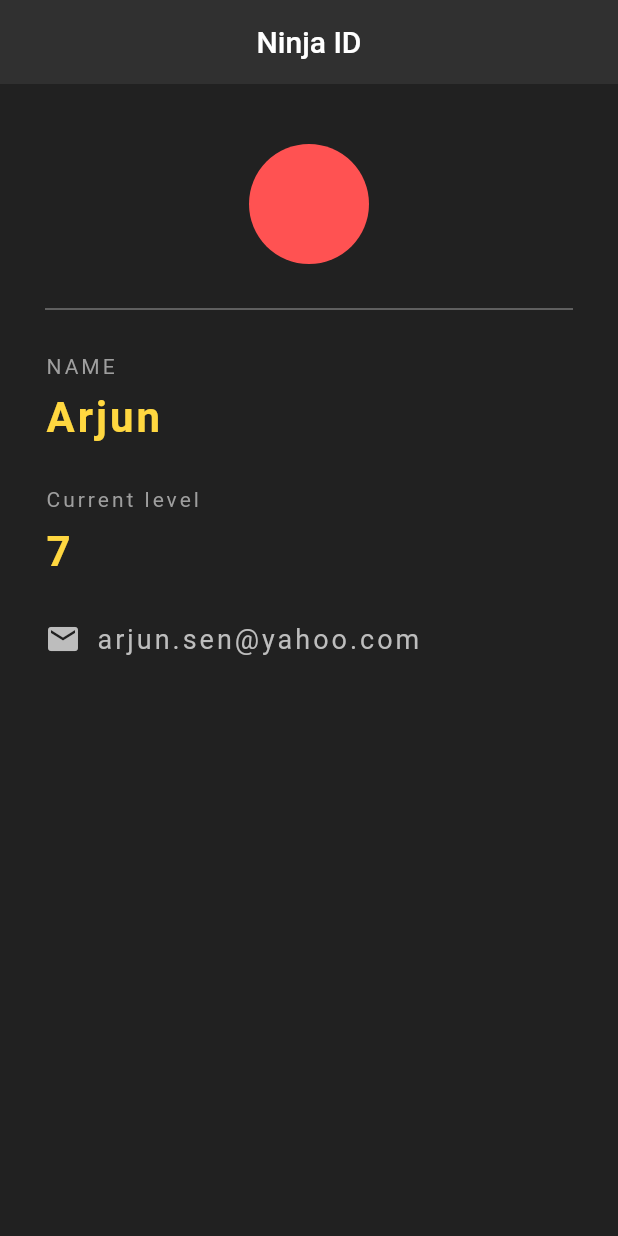
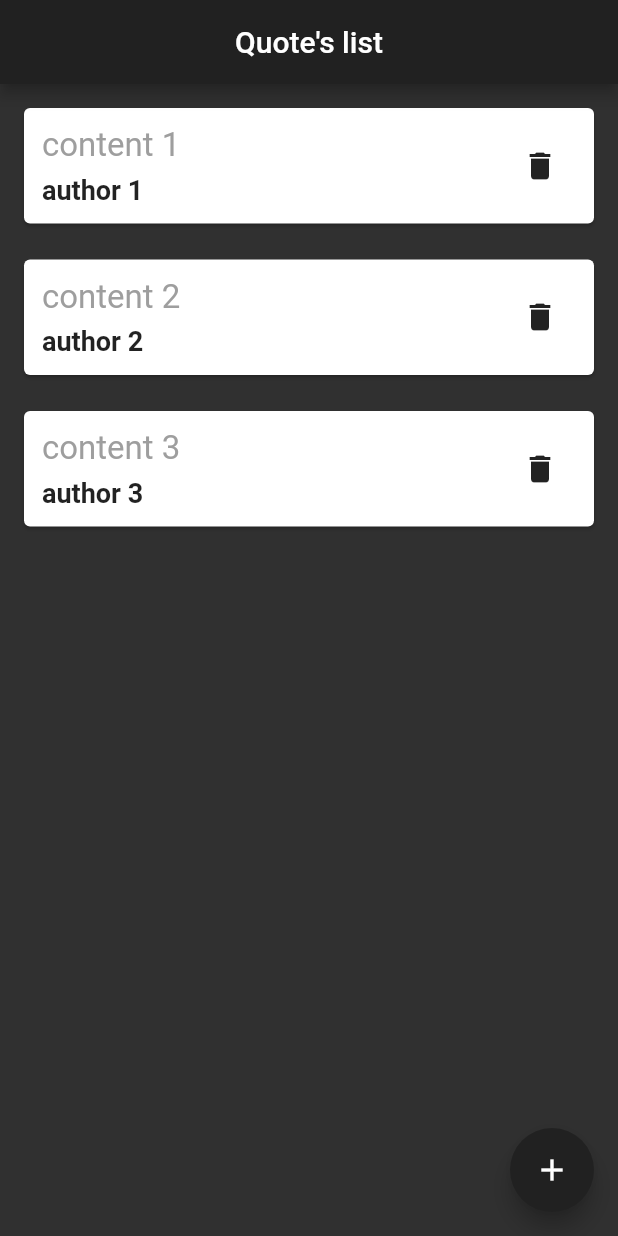
Before and after one commit to aj-varus/dummy_app, a Flutter app: the screen it shows after launch, on a phone screen of 412 x 824 dp. Run offline on Flutter 3.47's test engine with Material 2 defaults, Android fonts, the phone set to English and light mode, and no system bars.

Commit message:
Arjun checking in Quote card's related classes.

```diff
--- a/lib/main.dart
+++ b/lib/main.dart
@@ -1,9 +1,10 @@
 import 'package:flutter/material.dart';
 import 'ninja_id.dart';
+import 'quotes_list.dart';
 
 void main() {
   runApp(const MaterialApp(
-    home: NinjaId()
+    home: QuoteList()
   ));
 
 }
--- a/lib/ninja_id.dart
+++ b/lib/ninja_id.dart
@@ -1,7 +1,14 @@
 import 'package:flutter/material.dart';
 
-class NinjaId extends StatelessWidget {
+class NinjaId extends StatefulWidget {
   const NinjaId({Key? key}) : super(key: key);
+
+  @override
+  State<NinjaId> createState() => _NinjaIdState();
+}
+
+class _NinjaIdState extends State<NinjaId> {
+  int buttonCounter = 0;
 
   @override
   Widget build(BuildContext context) {
@@ -26,41 +33,40 @@ class NinjaId extends StatelessWidget {
               ),
               Divider(
                 height: 60.0,
-              color: Colors.grey[500],),
-            const Text("NAME",
-            style: TextStyle(
-              color: Colors.grey,
-              letterSpacing: 2.0
+                color: Colors.grey[500],
               ),
+              const Text(
+                "NAME",
+                style: TextStyle(color: Colors.grey, letterSpacing: 2.0),
               ),
               const SizedBox(
                 height: 10.0,
               ),
-            const Text("Arjun",
+              const Text(
+                "Arjun",
                 style: TextStyle(
                     color: Colors.amberAccent,
                     letterSpacing: 2.0,
                     fontSize: 28.0,
-              fontWeight: FontWeight.bold
+                    fontWeight: FontWeight.bold),
               ),
+              const SizedBox(
+                height: 30.0,
               ),
-            const SizedBox(height: 30.0,),
-            const Text("Current level",
-            style: TextStyle(
-              color: Colors.grey,
-              letterSpacing: 2.0
-            ),
+              const Text(
+                "Current level",
+                style: TextStyle(color: Colors.grey, letterSpacing: 2.0),
               ),
               const SizedBox(
                 height: 10.0,
               ),
-            const Text("7",
-            style: TextStyle(
+              Text(
+                "$buttonCounter",
+                style: const TextStyle(
                     color: Colors.amberAccent,
                     letterSpacing: 2.0,
                     fontSize: 28.0,
-              fontWeight: FontWeight.bold
-            ),
+                    fontWeight: FontWeight.bold),
               ),
               const SizedBox(
                 height: 30.0,
@@ -71,19 +77,32 @@ class NinjaId extends StatelessWidget {
                     Icons.email,
                     color: Colors.grey[400],
                   ),
-                const SizedBox(width: 10.0,),
+                  const SizedBox(
+                    width: 10.0,
+                  ),
                   Text(
                     "arjun.sen@yahoo.com",
                     style: TextStyle(
                         letterSpacing: 2.0,
                         color: Colors.grey[400],
-                    fontSize: 18.0
-                  ),
+                        fontSize: 18.0),
                   )
                 ],
               )
-          ]
+            ]),
       ),
+      floatingActionButton: FloatingActionButton(
+          onPressed: () {
+            setState(() {
+              buttonCounter++;
+            });
+          },
+          child: const Icon(
+            Icons.add,
+            //color: Colors.black,
+            size: 35.0,
+          ),
+          backgroundColor: Colors.grey[700],
         ),
     );
   }
--- /dev/null
+++ b/lib/quote.dart
@@ -0,0 +1,6 @@
+class Quote {
+  String content;
+  String author;
+
+  Quote({required this.content, required this.author});
+}
--- /dev/null
+++ b/lib/quote_card.dart
@@ -0,0 +1,46 @@
+import 'package:flutter/material.dart';
+import 'quote.dart';
+
+class QuoteCard extends StatelessWidget {
+  final Quote quote;
+  final Function delete;
+
+  const QuoteCard({Key? key, required this.quote, required this.delete})
+      : super(key: key);
+
+  @override
+  Widget build(BuildContext context) {
+    return Card(
+      margin: const EdgeInsets.fromLTRB(16.0, 16.0, 16.0, 8.0),
+      child: Padding(
+        padding: const EdgeInsets.all(12.0),
+        child: Row(
+            mainAxisAlignment: MainAxisAlignment.spaceBetween,
+            children: <Widget>[
+              Column(
+                crossAxisAlignment: CrossAxisAlignment.start,
+                children: <Widget>[
+                  Text(
+                    quote.content,
+                    style: const TextStyle(fontSize: 22.0, color: Colors.grey),
+                  ),
+                  const SizedBox(
+                    height: 6.0,
+                  ),
+                  Text(
+                    quote.author,
+                    style: const TextStyle(
+                        fontSize: 18.0, fontWeight: FontWeight.bold),
+                  ),
+                ],
+              ),
+              IconButton(
+                  onPressed: () {
+                    delete();
+                  },
+                  icon: const Icon(Icons.delete))
+            ]),
+      ),
+    );
+  }
+}
--- /dev/null
+++ b/lib/quotes_list.dart
@@ -0,0 +1,55 @@
+import 'package:flutter/material.dart';
+import 'quote.dart';
+import 'quote_card.dart';
+
+class QuoteList extends StatefulWidget {
+  const QuoteList({Key? key}) : super(key: key);
+
+  @override
+  _QuoteListState createState() => _QuoteListState();
+}
+
+class _QuoteListState extends State<QuoteList> {
+  List<Quote> quotes = [
+    Quote(content: "content 1", author: "author 1"),
+    Quote(content: "content 2", author: "author 2"),
+    Quote(content: "content 3", author: "author 3"),
+  ];
+
+  void addQuote() {
+    setState(() {
+      quotes.add(Quote(content: "content", author: "author"));
+    });
+  }
+
+  @override
+  Widget build(BuildContext context) {
+    return Scaffold(
+      backgroundColor: Colors.grey[850],
+      appBar: AppBar(
+        backgroundColor: Colors.grey[900],
+        title: const Text("Quote's list"),
+        centerTitle: true,
+      ),
+      body: Column(
+        crossAxisAlignment: CrossAxisAlignment.stretch,
+        children: quotes
+            .map((quote) => QuoteCard(
+                  quote: quote,
+                  delete: () {
+                    setState(() {
+                      quotes.remove(quote);
+                    });
+                  },
+                ))
+            .toList(),
+      ),
+      floatingActionButton: FloatingActionButton(
+          backgroundColor: Colors.grey[900],
+          onPressed: () {
+            addQuote();
+          },
+          child: const Icon(Icons.add)),
+    );
+  }
+}
```
Lines whose indentation alone changed are shown as unchanged.
